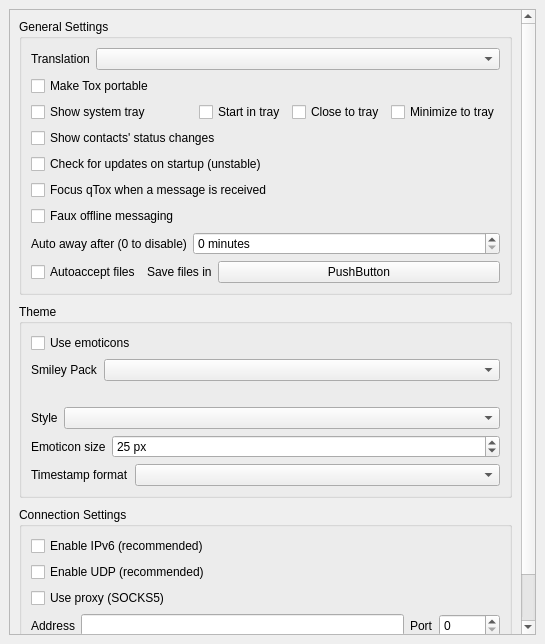
First picture: the form in src/widget/form/settings/generalsettings.ui, repository qTox/qTox, before the edit.
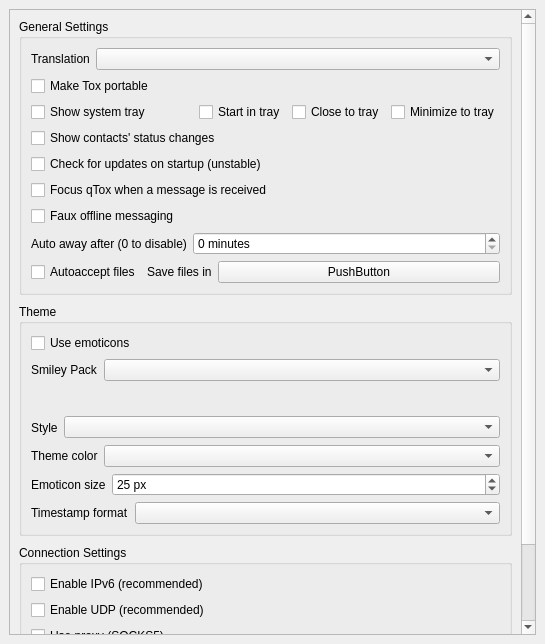
Second picture: the form after the edit.

Commit message: Add GUI to change theme color

```diff
--- a/src/widget/form/settings/generalsettings.ui
+++ b/src/widget/form/settings/generalsettings.ui
@@ -39,8 +39,8 @@
        <rect>
         <x>0</x>
         <y>0</y>
-        <width>583</width>
-        <height>748</height>
+        <width>524</width>
+        <height>726</height>
        </rect>
       </property>
       <layout class="QVBoxLayout" name="verticalLayout_4" stretch="0,0,1">
@@ -251,8 +251,14 @@
          </layout>
         </widget>
        </item>
-       <item alignment="Qt::AlignTop">
+       <item>
         <widget class="QGroupBox" name="themeGroup">
+         <property name="minimumSize">
+          <size>
+           <width>0</width>
+           <height>232</height>
+          </size>
+         </property>
          <property name="title">
           <string>Theme</string>
          </property>
@@ -363,6 +369,27 @@
             </item>
            </layout>
           </item>
+          <item>
+           <layout class="QHBoxLayout" name="themeColorLayour">
+            <item>
+             <widget class="QLabel" name="themeColorLabel">
+              <property name="text">
+               <string>Theme color</string>
+              </property>
+             </widget>
+            </item>
+            <item>
+             <widget class="QComboBox" name="themeColorCBox">
+              <property name="sizePolicy">
+               <sizepolicy hsizetype="Expanding" vsizetype="Fixed">
+                <horstretch>0</horstretch>
+                <verstretch>0</verstretch>
+               </sizepolicy>
+              </property>
+             </widget>
+            </item>
+           </layout>
+          </item>
           <item>
            <layout class="QHBoxLayout" name="emoiticonHLayout">
             <item>
```
Left out of the diff: 6 changed lines with no effect on the pictures. The commit also changes 13 other files.
